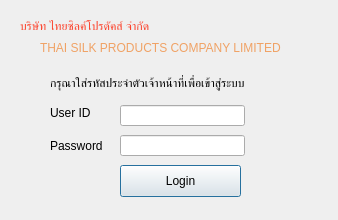
Old version of the form Login_GUI.ui in the repository PanyaHantula/THAISILK.
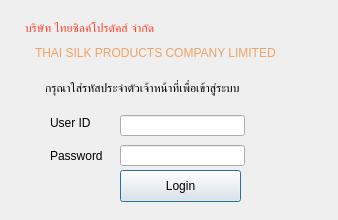
New version of the form.

Commit message: Test change font for windows

Diff of the .ui file:
```diff
--- a/Login_GUI.ui
+++ b/Login_GUI.ui
@@ -13,44 +13,11 @@
   <property name="windowTitle">
    <string>Dialog</string>
   </property>
-  <widget class="QLabel" name="label_104">
-   <property name="geometry">
-    <rect>
-     <x>40</x>
-     <y>40</y>
-     <width>271</width>
-     <height>16</height>
-    </rect>
-   </property>
-   <property name="styleSheet">
-    <string notr="true">color: rgb(240, 162, 101);</string>
-   </property>
-   <property name="text">
-    <string>THAI SILK PRODUCTS COMPANY LIMITED</string>
-   </property>
-  </widget>
-  <widget class="QLabel" name="label_103">
-   <property name="geometry">
-    <rect>
-     <x>20</x>
-     <y>10</y>
-     <width>291</width>
-     <height>31</height>
-    </rect>
-   </property>
-   <property name="styleSheet">
-    <string notr="true">font: 24pt &quot;.AppleSystemUIFont&quot;;
-color: rgb(252, 62, 39);</string>
-   </property>
-   <property name="text">
-    <string>บริษัท ไทยซิลค์โปรดัคส์ จำกัด</string>
-   </property>
-  </widget>
   <widget class="QLineEdit" name="txt_userID">
    <property name="geometry">
     <rect>
      <x>120</x>
-     <y>105</y>
+     <y>115</y>
      <width>125</width>
      <height>21</height>
     </rect>
@@ -60,11 +27,14 @@
    <property name="geometry">
     <rect>
      <x>50</x>
-     <y>105</y>
+     <y>115</y>
      <width>62</width>
      <height>16</height>
     </rect>
    </property>
+   <property name="styleSheet">
+    <string notr="true">font: 13pt &quot;Arial&quot;;</string>
+   </property>
    <property name="text">
     <string>User ID</string>
    </property>
@@ -73,7 +43,7 @@
    <property name="geometry">
     <rect>
      <x>120</x>
-     <y>135</y>
+     <y>145</y>
      <width>125</width>
      <height>21</height>
     </rect>
@@ -86,11 +56,14 @@
    <property name="geometry">
     <rect>
      <x>50</x>
-     <y>135</y>
+     <y>145</y>
      <width>65</width>
      <height>21</height>
     </rect>
    </property>
+   <property name="styleSheet">
+    <string notr="true">font: 13pt &quot;Arial&quot;;</string>
+   </property>
    <property name="text">
     <string>Password</string>
    </property>
@@ -99,7 +72,7 @@
    <property name="geometry">
     <rect>
      <x>120</x>
-     <y>165</y>
+     <y>170</y>
      <width>121</width>
      <height>32</height>
     </rect>
@@ -114,16 +87,53 @@
   <widget class="QLabel" name="label_3">
    <property name="geometry">
     <rect>
-     <x>50</x>
+     <x>45</x>
      <y>75</y>
-     <width>261</width>
-     <height>16</height>
+     <width>271</width>
+     <height>26</height>
     </rect>
    </property>
+   <property name="styleSheet">
+    <string notr="true">font: 75 25pt &quot;DB SaiKrok X&quot;;</string>
+   </property>
    <property name="text">
     <string>กรุณาใส่รหัสประจำตัวเจ้าหน้าที่เพื่อเข้าสู่ระบบ</string>
    </property>
   </widget>
+  <widget class="QLabel" name="label_51">
+   <property name="geometry">
+    <rect>
+     <x>25</x>
+     <y>10</y>
+     <width>291</width>
+     <height>36</height>
+    </rect>
+   </property>
+   <property name="styleSheet">
+    <string notr="true">font: 75 32pt &quot;DB Adman X&quot;;
+color: rgb(252, 62, 39);</string>
+   </property>
+   <property name="text">
+    <string>บริษัท ไทยซิลค์โปรดัคส์ จำกัด</string>
+   </property>
+  </widget>
+  <widget class="QLabel" name="label_50">
+   <property name="geometry">
+    <rect>
+     <x>35</x>
+     <y>45</y>
+     <width>271</width>
+     <height>16</height>
+    </rect>
+   </property>
+   <property name="styleSheet">
+    <string notr="true">font: 75 20pt &quot;DB Adman X&quot;;
+color: rgb(240, 162, 101);</string>
+   </property>
+   <property name="text">
+    <string>THAI SILK PRODUCTS COMPANY LIMITED</string>
+   </property>
+  </widget>
  </widget>
  <resources/>
  <connections/>
```
The commit also changes 4 other files.
